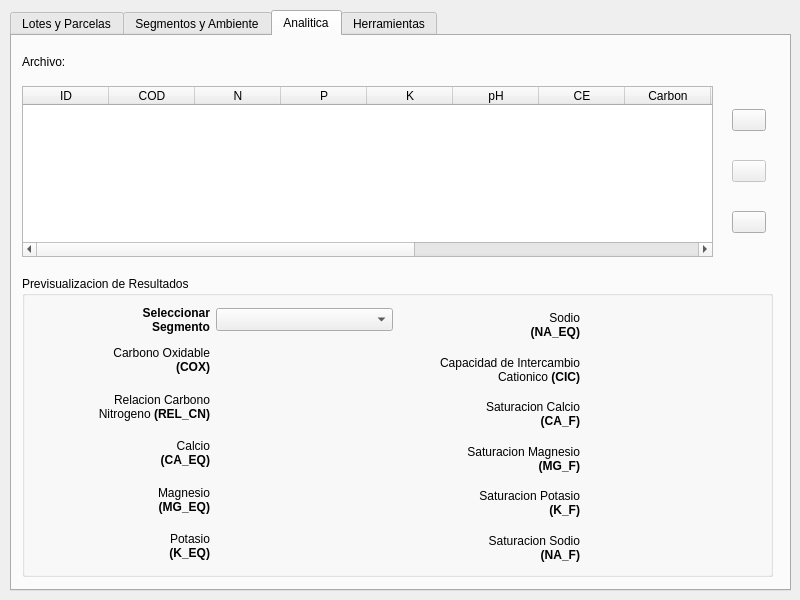
franciscocontreras93/agrae, file ui/agrae_main.ui: the form before one commit.
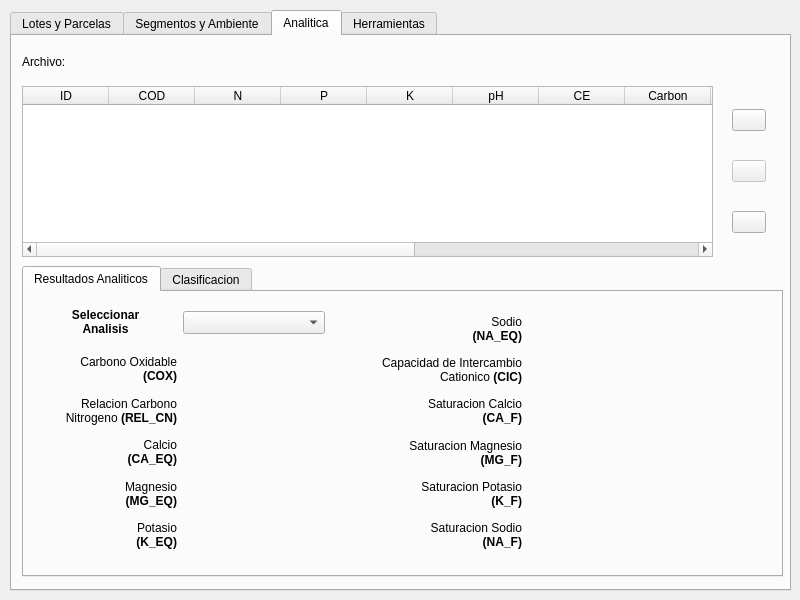
The form after the commit. The open tabs and pages were chosen to show the change.

Patch:
```diff
--- a/ui/agrae_main.ui
+++ b/ui/agrae_main.ui
@@ -1873,216 +1873,46 @@
       </property>
      </column>
     </widget>
-    <widget class="QGroupBox" name="groupBox_5">
+    <widget class="QTabWidget" name="tabWidget_4">
      <property name="geometry">
       <rect>
        <x>10</x>
-       <y>240</y>
-       <width>751</width>
-       <height>301</height>
+       <y>230</y>
+       <width>761</width>
+       <height>311</height>
       </rect>
      </property>
-     <property name="title">
-      <string>Previsualizacion de Resultados</string>
+     <property name="currentIndex">
+      <number>1</number>
      </property>
-     <widget class="QWidget" name="gridLayoutWidget_13">
+     <widget class="QWidget" name="tab_8">
+      <attribute name="title">
+       <string>Resultados Analiticos</string>
+      </attribute>
+      <widget class="QWidget" name="horizontalLayoutWidget_3">
       <property name="geometry">
        <rect>
         <x>10</x>
-        <y>30</y>
-        <width>361</width>
-        <height>261</height>
-       </rect>
-      </property>
-      <layout class="QGridLayout" name="gridLayout_13">
-       <item row="5" column="1">
-        <widget class="QLabel" name="k_eq_lbl">
-         <property name="font">
-          <font>
-           <pointsize>10</pointsize>
-           <weight>75</weight>
-           <bold>true</bold>
-          </font>
-         </property>
+         <y>10</y>
+         <width>291</width>
+         <height>41</height>
+        </rect>
+       </property>
+       <layout class="QHBoxLayout" name="horizontalLayout_3">
+        <item>
+         <widget class="QLabel" name="label_64">
          <property name="text">
-          <string/>
-         </property>
-         <property name="alignment">
-          <set>Qt::AlignCenter</set>
-         </property>
-        </widget>
-       </item>
-       <item row="3" column="1">
-        <widget class="QLabel" name="ca_eq_lbl">
-         <property name="font">
-          <font>
-           <pointsize>10</pointsize>
-           <weight>75</weight>
-           <bold>true</bold>
-          </font>
-         </property>
-         <property name="text">
-          <string/>
-         </property>
-         <property name="alignment">
-          <set>Qt::AlignCenter</set>
-         </property>
-        </widget>
-       </item>
-       <item row="4" column="1">
-        <widget class="QLabel" name="mg_eq_lbl">
-         <property name="font">
-          <font>
-           <pointsize>10</pointsize>
-           <weight>75</weight>
-           <bold>true</bold>
-          </font>
-         </property>
-         <property name="text">
-          <string/>
-         </property>
-         <property name="alignment">
-          <set>Qt::AlignCenter</set>
-         </property>
-        </widget>
-       </item>
-       <item row="1" column="0">
-        <widget class="QLabel" name="label_47">
-         <property name="text">
-          <string>&lt;html&gt;&lt;head/&gt;&lt;body&gt;&lt;p&gt;Carbono Oxidable &lt;br/&gt;&lt;span style=&quot; font-weight:600;&quot;&gt;(COX)&lt;/span&gt;&lt;/p&gt;&lt;/body&gt;&lt;/html&gt;</string>
-         </property>
+           <string>&lt;html&gt;&lt;head/&gt;&lt;body&gt;&lt;p&gt;&lt;span style=&quot; font-weight:600;&quot;&gt;Seleccionar&lt;br/&gt;Analisis&lt;/span&gt;&lt;/p&gt;&lt;/body&gt;&lt;/html&gt;</string>
+          </property>
          <property name="textFormat">
           <enum>Qt::RichText</enum>
          </property>
          <property name="alignment">
-          <set>Qt::AlignRight|Qt::AlignTrailing|Qt::AlignVCenter</set>
-         </property>
-        </widget>
-       </item>
-       <item row="2" column="0">
-        <widget class="QLabel" name="label_50">
-         <property name="frameShape">
-          <enum>QFrame::NoFrame</enum>
-         </property>
-         <property name="text">
-          <string>&lt;html&gt;&lt;head/&gt;&lt;body&gt;&lt;p&gt;Relacion Carbono &lt;br/&gt;Nitrogeno &lt;span style=&quot; font-weight:600;&quot;&gt;(REL_CN)&lt;/span&gt;&lt;/p&gt;&lt;/body&gt;&lt;/html&gt;</string>
-         </property>
-         <property name="textFormat">
-          <enum>Qt::RichText</enum>
-         </property>
-         <property name="alignment">
-          <set>Qt::AlignRight|Qt::AlignTrailing|Qt::AlignVCenter</set>
-         </property>
-         <property name="wordWrap">
-          <bool>true</bool>
-         </property>
-        </widget>
-       </item>
-       <item row="3" column="0">
-        <widget class="QLabel" name="label_51">
-         <property name="frameShape">
-          <enum>QFrame::NoFrame</enum>
-         </property>
-         <property name="text">
-          <string>&lt;html&gt;&lt;head/&gt;&lt;body&gt;&lt;p&gt;Calcio&lt;br/&gt;&lt;span style=&quot; font-weight:600;&quot;&gt;(CA_EQ)&lt;/span&gt;&lt;/p&gt;&lt;/body&gt;&lt;/html&gt;</string>
-         </property>
-         <property name="textFormat">
-          <enum>Qt::RichText</enum>
-         </property>
-         <property name="alignment">
-          <set>Qt::AlignRight|Qt::AlignTrailing|Qt::AlignVCenter</set>
-         </property>
-         <property name="wordWrap">
-          <bool>true</bool>
-         </property>
-        </widget>
-       </item>
-       <item row="4" column="0">
-        <widget class="QLabel" name="label_52">
-         <property name="frameShape">
-          <enum>QFrame::NoFrame</enum>
-         </property>
-         <property name="text">
-          <string>&lt;html&gt;&lt;head/&gt;&lt;body&gt;&lt;p&gt;Magnesio&lt;br/&gt;&lt;span style=&quot; font-weight:600;&quot;&gt;(MG_EQ)&lt;/span&gt;&lt;/p&gt;&lt;/body&gt;&lt;/html&gt;</string>
-         </property>
-         <property name="textFormat">
-          <enum>Qt::RichText</enum>
-         </property>
-         <property name="alignment">
-          <set>Qt::AlignRight|Qt::AlignTrailing|Qt::AlignVCenter</set>
-         </property>
-         <property name="wordWrap">
-          <bool>true</bool>
-         </property>
-        </widget>
-       </item>
-       <item row="5" column="0">
-        <widget class="QLabel" name="label_53">
-         <property name="frameShape">
-          <enum>QFrame::NoFrame</enum>
-         </property>
-         <property name="text">
-          <string>&lt;html&gt;&lt;head/&gt;&lt;body&gt;&lt;p&gt;Potasio&lt;br/&gt;&lt;span style=&quot; font-weight:600;&quot;&gt;(K_EQ)&lt;/span&gt;&lt;/p&gt;&lt;/body&gt;&lt;/html&gt;</string>
-         </property>
-         <property name="textFormat">
-          <enum>Qt::RichText</enum>
-         </property>
-         <property name="alignment">
-          <set>Qt::AlignRight|Qt::AlignTrailing|Qt::AlignVCenter</set>
-         </property>
-         <property name="wordWrap">
-          <bool>true</bool>
-         </property>
-        </widget>
-       </item>
-       <item row="0" column="0">
-        <widget class="QLabel" name="label_55">
-         <property name="text">
-          <string>&lt;html&gt;&lt;head/&gt;&lt;body&gt;&lt;p&gt;&lt;span style=&quot; font-weight:600;&quot;&gt;Seleccionar&lt;br/&gt;Segmento&lt;/span&gt;&lt;/p&gt;&lt;/body&gt;&lt;/html&gt;</string>
-         </property>
-         <property name="textFormat">
-          <enum>Qt::RichText</enum>
-         </property>
-         <property name="alignment">
-          <set>Qt::AlignRight|Qt::AlignTrailing|Qt::AlignVCenter</set>
-         </property>
-        </widget>
-       </item>
-       <item row="1" column="1">
-        <widget class="QLabel" name="cox_lbl">
-         <property name="font">
-          <font>
-           <pointsize>10</pointsize>
-           <weight>75</weight>
-           <bold>true</bold>
-          </font>
-         </property>
-         <property name="text">
-          <string/>
-         </property>
-         <property name="alignment">
           <set>Qt::AlignCenter</set>
          </property>
         </widget>
        </item>
-       <item row="2" column="1">
-        <widget class="QLabel" name="rel_cn_lbl">
-         <property name="font">
-          <font>
-           <pointsize>10</pointsize>
-           <weight>75</weight>
-           <bold>true</bold>
-          </font>
-         </property>
-         <property name="text">
-          <string/>
-         </property>
-         <property name="alignment">
-          <set>Qt::AlignCenter</set>
-         </property>
-        </widget>
-       </item>
-       <item row="0" column="1">
+        <item>
         <widget class="QComboBox" name="seg_combo">
          <property name="font">
           <font>
@@ -2093,16 +1923,16 @@
        </item>
       </layout>
      </widget>
-     <widget class="QWidget" name="gridLayoutWidget_14">
+      <widget class="QWidget" name="gridLayoutWidget_16">
       <property name="geometry">
        <rect>
-        <x>380</x>
-        <y>30</y>
-        <width>361</width>
-        <height>261</height>
-       </rect>
-      </property>
-      <layout class="QGridLayout" name="gridLayout_16">
+         <x>350</x>
+         <y>20</y>
+         <width>301</width>
+         <height>241</height>
+        </rect>
+       </property>
+       <layout class="QGridLayout" name="gridLayout_17">
        <item row="2" column="1">
         <widget class="QLabel" name="cic_lbl">
          <property name="font">
@@ -2321,20 +2151,121 @@
        </item>
       </layout>
      </widget>
-     <widget class="QLabel" name="label_90">
+      <widget class="QWidget" name="gridLayoutWidget_15">
       <property name="geometry">
        <rect>
-        <x>480</x>
-        <y>330</y>
-        <width>125</width>
-        <height>55</height>
-       </rect>
-      </property>
+         <x>10</x>
+         <y>60</y>
+         <width>291</width>
+         <height>201</height>
+        </rect>
+       </property>
+       <layout class="QGridLayout" name="gridLayout_14">
+        <item row="1" column="1">
+         <widget class="QLabel" name="rel_cn_lbl">
+          <property name="font">
+           <font>
+            <pointsize>10</pointsize>
+            <weight>75</weight>
+            <bold>true</bold>
+           </font>
+          </property>
+          <property name="text">
+           <string/>
+          </property>
+          <property name="alignment">
+           <set>Qt::AlignCenter</set>
+          </property>
+         </widget>
+        </item>
+        <item row="0" column="1">
+         <widget class="QLabel" name="cox_lbl">
+          <property name="font">
+           <font>
+            <pointsize>10</pointsize>
+            <weight>75</weight>
+            <bold>true</bold>
+           </font>
+          </property>
+          <property name="text">
+           <string/>
+          </property>
+          <property name="alignment">
+           <set>Qt::AlignCenter</set>
+          </property>
+         </widget>
+        </item>
+        <item row="4" column="1">
+         <widget class="QLabel" name="k_eq_lbl">
+          <property name="font">
+           <font>
+            <pointsize>10</pointsize>
+            <weight>75</weight>
+            <bold>true</bold>
+           </font>
+          </property>
+          <property name="text">
+           <string/>
+          </property>
+          <property name="alignment">
+           <set>Qt::AlignCenter</set>
+          </property>
+         </widget>
+        </item>
+        <item row="0" column="0">
+         <widget class="QLabel" name="label_48">
+          <property name="text">
+           <string>&lt;html&gt;&lt;head/&gt;&lt;body&gt;&lt;p&gt;Carbono Oxidable &lt;br/&gt;&lt;span style=&quot; font-weight:600;&quot;&gt;(COX)&lt;/span&gt;&lt;/p&gt;&lt;/body&gt;&lt;/html&gt;</string>
+          </property>
+          <property name="textFormat">
+           <enum>Qt::RichText</enum>
+          </property>
+          <property name="alignment">
+           <set>Qt::AlignRight|Qt::AlignTrailing|Qt::AlignVCenter</set>
+          </property>
+         </widget>
+        </item>
+        <item row="2" column="1">
+         <widget class="QLabel" name="ca_eq_lbl">
+          <property name="font">
+           <font>
+            <pointsize>10</pointsize>
+            <weight>75</weight>
+            <bold>true</bold>
+           </font>
+          </property>
+          <property name="text">
+           <string/>
+          </property>
+          <property name="alignment">
+           <set>Qt::AlignCenter</set>
+          </property>
+         </widget>
+        </item>
+        <item row="3" column="1">
+         <widget class="QLabel" name="mg_eq_lbl">
+          <property name="font">
+           <font>
+            <pointsize>10</pointsize>
+            <weight>75</weight>
+            <bold>true</bold>
+           </font>
+          </property>
+          <property name="text">
+           <string/>
+          </property>
+          <property name="alignment">
+           <set>Qt::AlignCenter</set>
+          </property>
+         </widget>
+        </item>
+        <item row="3" column="0">
+         <widget class="QLabel" name="label_56">
       <property name="frameShape">
        <enum>QFrame::NoFrame</enum>
       </property>
       <property name="text">
-       <string>&lt;html&gt;&lt;head/&gt;&lt;body&gt;&lt;p&gt;Saturacion Potasio&lt;br/&gt;&lt;span style=&quot; font-weight:600;&quot;&gt;(MG_F)&lt;/span&gt;&lt;/p&gt;&lt;/body&gt;&lt;/html&gt;</string>
+           <string>&lt;html&gt;&lt;head/&gt;&lt;body&gt;&lt;p&gt;Magnesio&lt;br/&gt;&lt;span style=&quot; font-weight:600;&quot;&gt;(MG_EQ)&lt;/span&gt;&lt;/p&gt;&lt;/body&gt;&lt;/html&gt;</string>
       </property>
       <property name="textFormat">
        <enum>Qt::RichText</enum>
@@ -2345,6 +2276,141 @@
       <property name="wordWrap">
        <bool>true</bool>
       </property>
+         </widget>
+        </item>
+        <item row="2" column="0">
+         <widget class="QLabel" name="label_57">
+          <property name="frameShape">
+           <enum>QFrame::NoFrame</enum>
+          </property>
+          <property name="text">
+           <string>&lt;html&gt;&lt;head/&gt;&lt;body&gt;&lt;p&gt;Calcio&lt;br/&gt;&lt;span style=&quot; font-weight:600;&quot;&gt;(CA_EQ)&lt;/span&gt;&lt;/p&gt;&lt;/body&gt;&lt;/html&gt;</string>
+          </property>
+          <property name="textFormat">
+           <enum>Qt::RichText</enum>
+          </property>
+          <property name="alignment">
+           <set>Qt::AlignRight|Qt::AlignTrailing|Qt::AlignVCenter</set>
+          </property>
+          <property name="wordWrap">
+           <bool>true</bool>
+          </property>
+         </widget>
+        </item>
+        <item row="1" column="0">
+         <widget class="QLabel" name="label_58">
+          <property name="frameShape">
+           <enum>QFrame::NoFrame</enum>
+          </property>
+          <property name="text">
+           <string>&lt;html&gt;&lt;head/&gt;&lt;body&gt;&lt;p&gt;Relacion Carbono &lt;br/&gt;Nitrogeno &lt;span style=&quot; font-weight:600;&quot;&gt;(REL_CN)&lt;/span&gt;&lt;/p&gt;&lt;/body&gt;&lt;/html&gt;</string>
+          </property>
+          <property name="textFormat">
+           <enum>Qt::RichText</enum>
+          </property>
+          <property name="alignment">
+           <set>Qt::AlignRight|Qt::AlignTrailing|Qt::AlignVCenter</set>
+          </property>
+          <property name="wordWrap">
+           <bool>true</bool>
+          </property>
+         </widget>
+        </item>
+        <item row="4" column="0">
+         <widget class="QLabel" name="label_59">
+          <property name="frameShape">
+           <enum>QFrame::NoFrame</enum>
+          </property>
+          <property name="text">
+           <string>&lt;html&gt;&lt;head/&gt;&lt;body&gt;&lt;p&gt;Potasio&lt;br/&gt;&lt;span style=&quot; font-weight:600;&quot;&gt;(K_EQ)&lt;/span&gt;&lt;/p&gt;&lt;/body&gt;&lt;/html&gt;</string>
+          </property>
+          <property name="textFormat">
+           <enum>Qt::RichText</enum>
+          </property>
+          <property name="alignment">
+           <set>Qt::AlignRight|Qt::AlignTrailing|Qt::AlignVCenter</set>
+          </property>
+          <property name="wordWrap">
+           <bool>true</bool>
+          </property>
+         </widget>
+        </item>
+       </layout>
+      </widget>
+     </widget>
+     <widget class="QWidget" name="tab_11">
+      <attribute name="title">
+       <string>Clasificacion</string>
+      </attribute>
+      <widget class="QTableWidget" name="tableWidget_4">
+       <property name="geometry">
+        <rect>
+         <x>20</x>
+         <y>10</y>
+         <width>721</width>
+         <height>261</height>
+        </rect>
+       </property>
+       <attribute name="horizontalHeaderShowSortIndicator" stdset="0">
+        <bool>false</bool>
+       </attribute>
+       <attribute name="horizontalHeaderStretchLastSection">
+        <bool>true</bool>
+       </attribute>
+       <attribute name="verticalHeaderStretchLastSection">
+        <bool>false</bool>
+       </attribute>
+       <row>
+        <property name="text">
+         <string>pH</string>
+        </property>
+       </row>
+       <row>
+        <property name="text">
+         <string>Conductividad Electrica (CE)</string>
+        </property>
+       </row>
+       <row>
+        <property name="text">
+         <string>Caliza Activa </string>
+        </property>
+       </row>
+       <row>
+        <property name="text">
+         <string>Nitrogeno</string>
+        </property>
+       </row>
+       <column>
+        <property name="text">
+         <string>Valor</string>
+        </property>
+       </column>
+       <column>
+        <property name="text">
+         <string>Clasificacion</string>
+        </property>
+       </column>
+       <column>
+        <property name="text">
+         <string>Influencia</string>
+        </property>
+       </column>
+       <item row="0" column="1">
+        <property name="text">
+         <string/>
+        </property>
+       </item>
+       <item row="1" column="1">
+        <property name="text">
+         <string/>
+        </property>
+       </item>
+       <item row="1" column="2">
+        <property name="text">
+         <string/>
+        </property>
+       </item>
+      </widget>
      </widget>
     </widget>
    </widget>
```
Left out of the diff: 12 changed lines with no effect on the pictures. Lines whose indentation alone changed are shown as unchanged.
